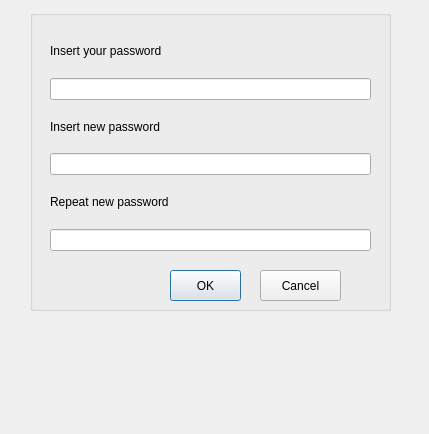
Above: confirmpassword.ui from letol/shared-editor before the change. Below: the same form after it.
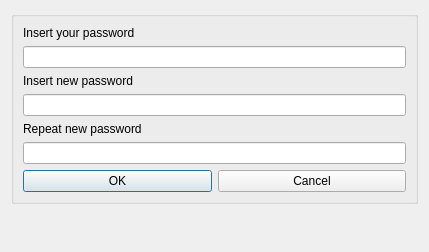
That is the form after the change.

```diff
--- a/confirmpassword.ui
+++ b/confirmpassword.ui
@@ -7,75 +7,20 @@
     <x>0</x>
     <y>0</y>
     <width>429</width>
-    <height>434</height>
+    <height>252</height>
    </rect>
   </property>
   <property name="windowTitle">
    <string>Confirm password</string>
   </property>
-  <widget class="QLabel" name="error">
-   <property name="geometry">
-    <rect>
-     <x>30</x>
-     <y>340</y>
-     <width>361</width>
-     <height>81</height>
-    </rect>
-   </property>
-   <property name="styleSheet">
-    <string notr="true">QLabel {color : red; }</string>
-   </property>
-   <property name="text">
-    <string/>
-   </property>
-  </widget>
+  <layout class="QGridLayout" name="gridLayout_2">
+   <item row="0" column="0">
   <widget class="QGroupBox" name="groupBox">
-   <property name="geometry">
-    <rect>
-     <x>30</x>
-     <y>10</y>
-     <width>361</width>
-     <height>301</height>
-    </rect>
-   </property>
    <property name="title">
     <string/>
    </property>
-   <widget class="QPushButton" name="pushButton_ok">
-    <property name="geometry">
-     <rect>
-      <x>140</x>
-      <y>260</y>
-      <width>71</width>
-      <height>31</height>
-     </rect>
-    </property>
-    <property name="text">
-     <string>OK</string>
-    </property>
-   </widget>
-   <widget class="QPushButton" name="pushButton_cancel">
-    <property name="geometry">
-     <rect>
-      <x>230</x>
-      <y>260</y>
-      <width>81</width>
-      <height>31</height>
-     </rect>
-    </property>
-    <property name="text">
-     <string>Cancel</string>
-    </property>
-   </widget>
-   <widget class="QWidget" name="layoutWidget">
-    <property name="geometry">
-     <rect>
-      <x>20</x>
-      <y>20</y>
-      <width>321</width>
-      <height>221</height>
-     </rect>
-    </property>
+     <layout class="QGridLayout" name="gridLayout">
+      <item row="0" column="0" colspan="2">
     <layout class="QVBoxLayout" name="verticalLayout_4">
      <item>
       <layout class="QVBoxLayout" name="verticalLayout">
@@ -138,8 +83,35 @@
       </layout>
      </item>
     </layout>
-   </widget>
-  </widget>
+      </item>
+      <item row="1" column="0">
+       <widget class="QPushButton" name="pushButton_ok">
+        <property name="text">
+         <string>OK</string>
+        </property>
+       </widget>
+      </item>
+      <item row="1" column="1">
+       <widget class="QPushButton" name="pushButton_cancel">
+        <property name="text">
+         <string>Cancel</string>
+        </property>
+       </widget>
+      </item>
+     </layout>
+    </widget>
+   </item>
+   <item row="1" column="0">
+    <widget class="QLabel" name="error">
+     <property name="styleSheet">
+      <string notr="true">QLabel {color : red; }</string>
+     </property>
+     <property name="text">
+      <string/>
+     </property>
+    </widget>
+   </item>
+  </layout>
  </widget>
  <tabstops>
   <tabstop>password</tabstop>
```
Lines whose indentation alone changed are shown as unchanged.
